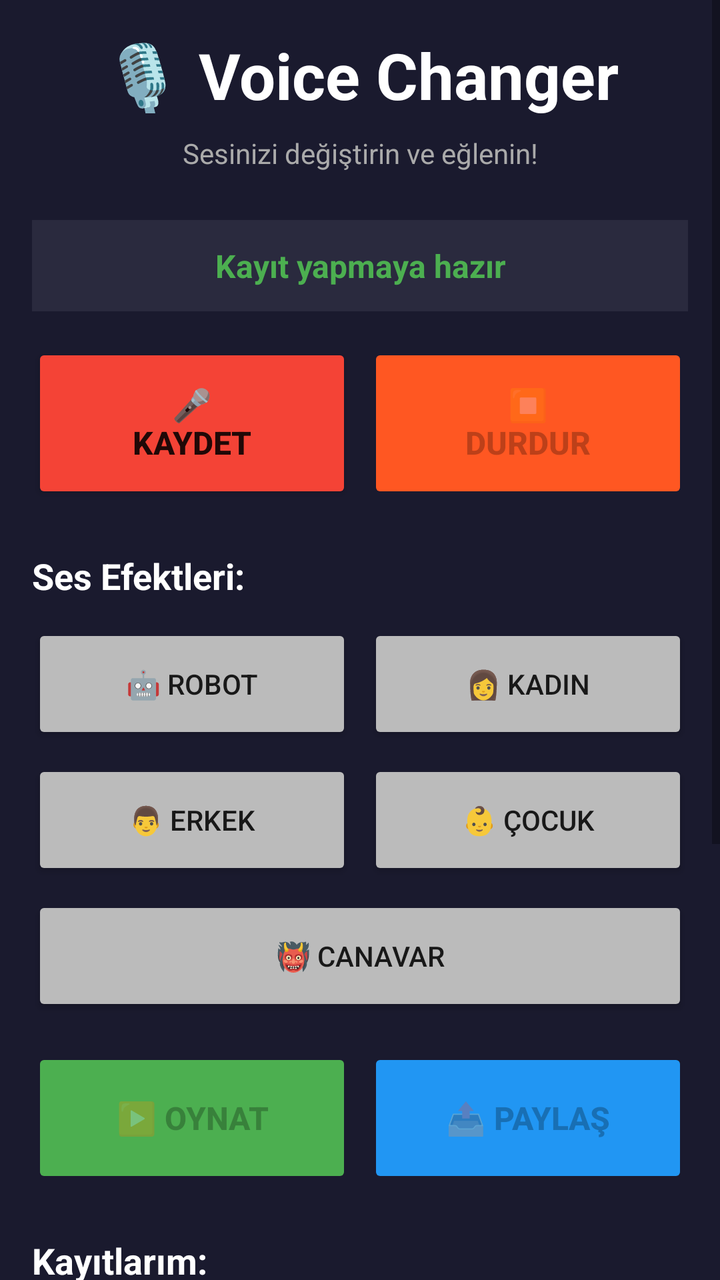
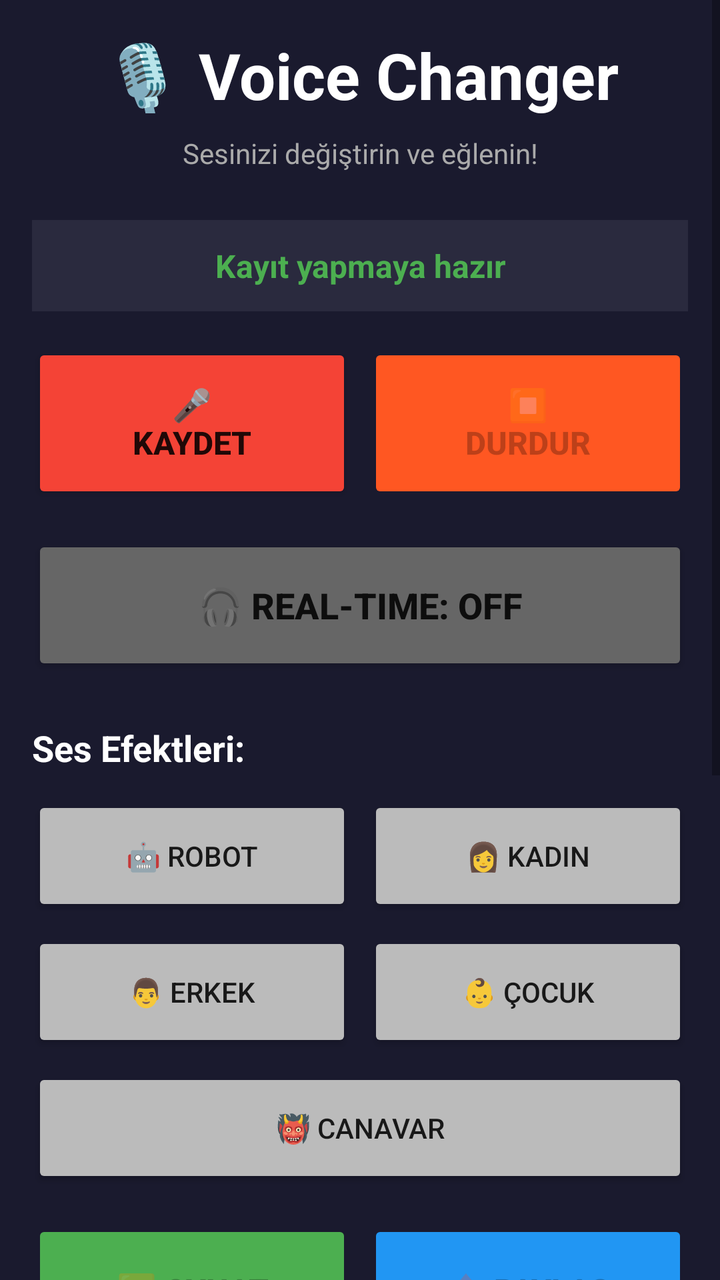

An Android layout rendered at two revisions. The XML below is the earlier revision; the diff shows what the commit changed to produce the second picture.
<!-- AndroidManifest.xml: application theme Theme.AppCompat.DayNight.DarkActionBar -->
<!-- res/layout/activity_main.xml -->
<?xml version="1.0" encoding="utf-8"?>
<ScrollView xmlns:android="http://schemas.android.com/apk/res/android"
    android:layout_width="match_parent"
    android:layout_height="match_parent"
    android:background="#1a1a2e"
    android:fillViewport="true">

    <LinearLayout
        android:layout_width="match_parent"
        android:layout_height="wrap_content"
        android:orientation="vertical"
        android:padding="16dp">

        
        <TextView
            android:layout_width="match_parent"
            android:layout_height="wrap_content"
            android:text="🎙️ Voice Changer"
            android:textSize="32sp"
            android:textStyle="bold"
            android:textColor="#ffffff"
            android:gravity="center"
            android:paddingBottom="8dp"/>

        <TextView
            android:layout_width="match_parent"
            android:layout_height="wrap_content"
            android:text="Sesinizi değiştirin ve eğlenin!"
            android:textSize="14sp"
            android:textColor="#aaaaaa"
            android:gravity="center"
            android:paddingBottom="24dp"/>

        
        <TextView
            android:id="@+id/tvStatus"
            android:layout_width="match_parent"
            android:layout_height="wrap_content"
            android:text="Kayıt yapmaya hazır"
            android:textSize="16sp"
            android:textColor="#4CAF50"
            android:gravity="center"
            android:background="#2a2a3e"
            android:padding="12dp"
            android:layout_marginBottom="16dp"
            android:textStyle="bold"/>

        
        <LinearLayout
            android:layout_width="match_parent"
            android:layout_height="wrap_content"
            android:orientation="horizontal"
            android:gravity="center"
            android:paddingBottom="24dp">

            <Button
                android:id="@+id/btnRecord"
                android:layout_width="0dp"
                android:layout_height="80dp"
                android:layout_weight="1"
                android:text="🎤\nKaydet"
                android:textSize="16sp"
                android:textStyle="bold"
                android:backgroundTint="#f44336"
                android:layout_marginEnd="8dp"/>

            <Button
                android:id="@+id/btnStop"
                android:layout_width="0dp"
                android:layout_height="80dp"
                android:layout_weight="1"
                android:text="⏹️\nDurdur"
                android:textSize="16sp"
                android:textStyle="bold"
                android:backgroundTint="#FF5722"
                android:enabled="false"/>
        </LinearLayout>

        
        <TextView
            android:layout_width="match_parent"
            android:layout_height="wrap_content"
            android:text="Ses Efektleri:"
            android:textSize="18sp"
            android:textColor="#ffffff"
            android:textStyle="bold"
            android:paddingBottom="12dp"/>

        
        <LinearLayout
            android:layout_width="match_parent"
            android:layout_height="wrap_content"
            android:orientation="vertical"
            android:paddingBottom="16dp">

            
            <LinearLayout
                android:layout_width="match_parent"
                android:layout_height="wrap_content"
                android:orientation="horizontal"
                android:paddingBottom="8dp">

                <Button
                    android:id="@+id/btnRobot"
                    android:layout_width="0dp"
                    android:layout_height="60dp"
                    android:layout_weight="1"
                    android:text="🤖 Robot"
                    android:textSize="14sp"
                    android:backgroundTint="#BBBBBB"
                    android:layout_marginEnd="4dp"/>

                <Button
                    android:id="@+id/btnWoman"
                    android:layout_width="0dp"
                    android:layout_height="60dp"
                    android:layout_weight="1"
                    android:text="👩 Kadın"
                    android:textSize="14sp"
                    android:backgroundTint="#BBBBBB"
                    android:layout_marginStart="4dp"/>
            </LinearLayout>

            
            <LinearLayout
                android:layout_width="match_parent"
                android:layout_height="wrap_content"
                android:orientation="horizontal"
                android:paddingBottom="8dp">

                <Button
                    android:id="@+id/btnMan"
                    android:layout_width="0dp"
                    android:layout_height="60dp"
                    android:layout_weight="1"
                    android:text="👨 Erkek"
                    android:textSize="14sp"
                    android:backgroundTint="#BBBBBB"
                    android:layout_marginEnd="4dp"/>

                <Button
                    android:id="@+id/btnChild"
                    android:layout_width="0dp"
                    android:layout_height="60dp"
                    android:layout_weight="1"
                    android:text="👶 Çocuk"
                    android:textSize="14sp"
                    android:backgroundTint="#BBBBBB"
                    android:layout_marginStart="4dp"/>
            </LinearLayout>

            
            <Button
                android:id="@+id/btnMonster"
                android:layout_width="match_parent"
                android:layout_height="60dp"
                android:text="👹 Canavar"
                android:textSize="14sp"
                android:backgroundTint="#BBBBBB"/>
        </LinearLayout>

        
        <LinearLayout
            android:layout_width="match_parent"
            android:layout_height="wrap_content"
            android:orientation="horizontal"
            android:gravity="center"
            android:paddingBottom="24dp">

            <Button
                android:id="@+id/btnPlay"
                android:layout_width="0dp"
                android:layout_height="70dp"
                android:layout_weight="1"
                android:text="▶️ Oynat"
                android:textSize="16sp"
                android:textStyle="bold"
                android:backgroundTint="#4CAF50"
                android:layout_marginEnd="8dp"
                android:enabled="false"/>

            <Button
                android:id="@+id/btnShare"
                android:layout_width="0dp"
                android:layout_height="70dp"
                android:layout_weight="1"
                android:text="📤 Paylaş"
                android:textSize="16sp"
                android:textStyle="bold"
                android:backgroundTint="#2196F3"
                android:enabled="false"/>
        </LinearLayout>

        
        <TextView
            android:layout_width="match_parent"
            android:layout_height="wrap_content"
            android:text="Kayıtlarım:"
            android:textSize="18sp"
            android:textColor="#ffffff"
            android:textStyle="bold"
            android:paddingBottom="12dp"/>

        
        <androidx.recyclerview.widget.RecyclerView
            android:id="@+id/rvRecordings"
            android:layout_width="match_parent"
            android:layout_height="300dp"
            android:background="#2a2a3e"
            android:padding="8dp"/>

    </LinearLayout>

</ScrollView>
<!-- resources referenced by this layout -->
<resources>

</resources>

<!-- the commit's change to res/layout/activity_main.xml (unified diff, before → after) -->
@@ -51,7 +51,7 @@
             android:layout_height="wrap_content"
             android:orientation="horizontal"
             android:gravity="center"
-            android:paddingBottom="24dp">
+            android:paddingBottom="16dp">
 
             <Button
                 android:id="@+id/btnRecord"
@@ -75,6 +75,17 @@
                 android:backgroundTint="#FF5722"
                 android:enabled="false"/>
         </LinearLayout>
+
+        
+        <Button
+            android:id="@+id/btnRealtime"
+            android:layout_width="match_parent"
+            android:layout_height="70dp"
+            android:text="🎧 Real-Time: OFF"
+            android:textSize="18sp"
+            android:textStyle="bold"
+            android:backgroundTint="#666666"
+            android:layout_marginBottom="24dp"/>
 
         
         <TextView
